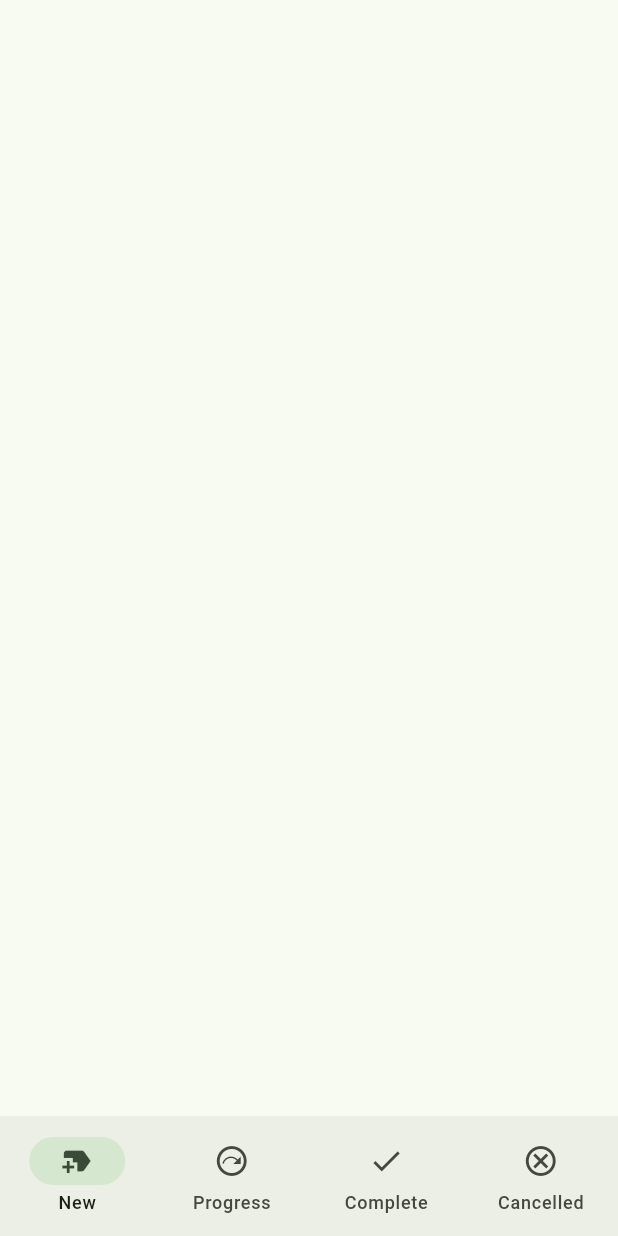
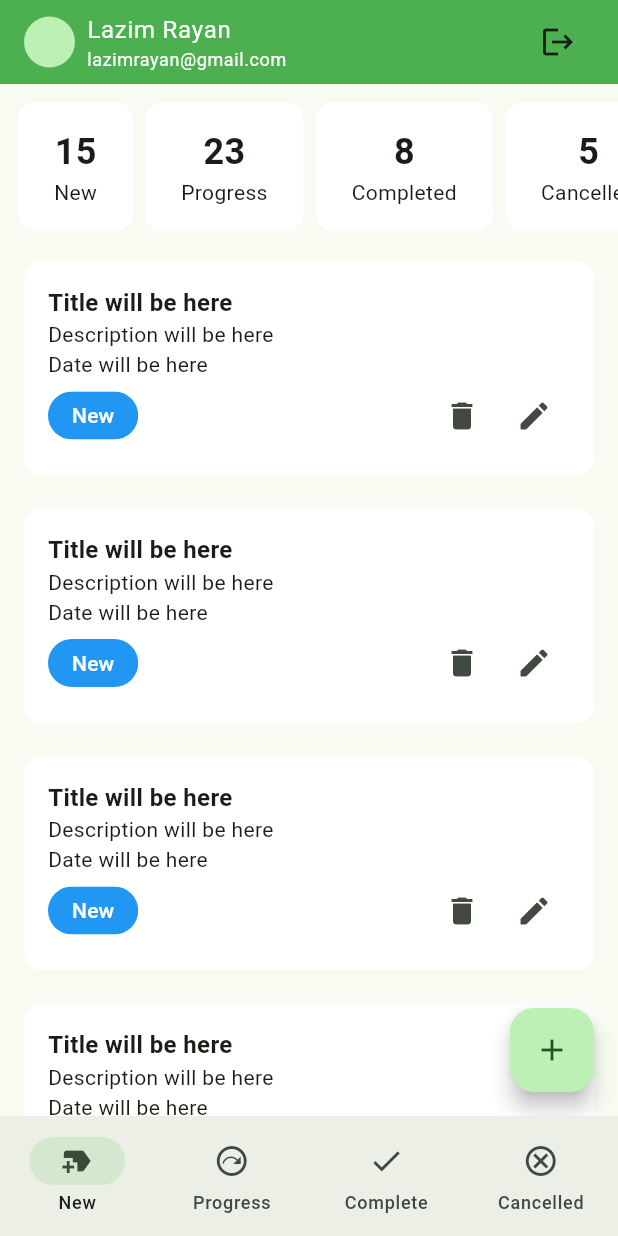
Before and after one commit to lazimrayanfullstackdev/task_manager, a Flutter app: the MainBottomNavScreen screen opened directly, on a phone screen of 412 x 824 dp. Run offline on Flutter 3.47's test engine with Material 3 defaults, Android fonts, the phone set to English and light mode, and no system bars; our stand-ins replace flutter_svg, pin_code_fields.

Commit message:
task manager appbar, card, listview added

```diff
--- a/lib/ui/screens/main_bottom_nav_screen.dart
+++ b/lib/ui/screens/main_bottom_nav_screen.dart
@@ -1,4 +1,8 @@
 import 'package:flutter/material.dart';
+import 'package:task_manager/ui/screens/new_task_screen.dart';
+import 'package:task_manager/ui/screens/progress_task_screen.dart';
+
+import '../widgets/tm_app_bar.dart';
 
 class MainBottomNavScreen extends StatefulWidget {
   const MainBottomNavScreen({super.key});
@@ -10,10 +14,19 @@ class MainBottomNavScreen extends StatefulWidget {
 class _MainBottomNavScreenState extends State<MainBottomNavScreen> {
   int _selectedIndex = 0;
 
+  List<Widget> _screens = [
+    NewTaskScreen(),
+    ProgressTaskScreen(),
+    NewTaskScreen(),
+    NewTaskScreen(),
+  ];
+
   @override
   Widget build(BuildContext context) {
+
     return Scaffold(
-      appBar: AppBar(),
+      appBar: TMAppBar(),
+      body: _screens[_selectedIndex],
       bottomNavigationBar: NavigationBar(
         selectedIndex: _selectedIndex,
           onDestinationSelected: (index){
--- /dev/null
+++ b/lib/ui/screens/new_task_screen.dart
@@ -0,0 +1,51 @@
+import 'package:flutter/material.dart';
+
+import '../widgets/summary_card.dart';
+import '../widgets/task_card.dart';
+
+class NewTaskScreen extends StatefulWidget {
+  const NewTaskScreen({super.key});
+
+  @override
+  State<NewTaskScreen> createState() => _NewTaskScreenState();
+}
+
+class _NewTaskScreenState extends State<NewTaskScreen> {
+  @override
+  Widget build(BuildContext context) {
+    return Scaffold(
+      body: SingleChildScrollView(
+        child: Column(
+          children: [
+            _buildSummarySection(),
+            ListView.separated(
+              primary: false,
+                shrinkWrap: true,
+                itemCount: 6,
+                itemBuilder: (context, index){
+                  return TaskCard();
+            }, separatorBuilder: (context, index)=> SizedBox(height: 6,))
+          ],
+        ),
+      ),
+      floatingActionButton: FloatingActionButton(onPressed: (){}, child: Icon(Icons.add),),
+    );
+  }
+
+  Widget _buildSummarySection() {
+    return SingleChildScrollView(
+          scrollDirection: Axis.horizontal,
+          child: Padding(
+            padding: const EdgeInsets.all(8.0),
+            child: Row(
+              children: [
+                SummaryCard(title: 'New', count: 15,),
+                SummaryCard(title: 'Progress', count: 23,),
+                SummaryCard(title: 'Completed', count: 8,),
+                SummaryCard(title: 'Cancelled', count: 5,),
+              ],
+            ),
+          ),
+        );
+  }
+}
--- /dev/null
+++ b/lib/ui/screens/progress_task_screen.dart
@@ -0,0 +1,23 @@
+import 'package:flutter/material.dart';
+import '../widgets/task_card.dart';
+
+class ProgressTaskScreen extends StatefulWidget {
+  const ProgressTaskScreen({super.key});
+
+  @override
+  State<ProgressTaskScreen> createState() => _ProgressTaskScreenState();
+}
+
+class _ProgressTaskScreenState extends State<ProgressTaskScreen> {
+  @override
+  Widget build(BuildContext context) {
+    return Scaffold(
+      body: ListView.separated(
+          itemCount: 6,
+          itemBuilder: (context, index) {
+            return TaskCard();
+          },
+          separatorBuilder: (context, index) => SizedBox(height: 6,)),
+    );
+  }
+}
--- /dev/null
+++ b/lib/ui/widgets/summary_card.dart
@@ -0,0 +1,30 @@
+import 'package:flutter/material.dart';
+
+class SummaryCard extends StatelessWidget {
+  const SummaryCard({
+    super.key, required this.title, required this.count,
+  });
+
+  final String title;
+  final int count;
+
+  @override
+  Widget build(BuildContext context) {
+    return Card(
+      elevation: 0,
+      color: Colors.white,
+      child: Padding(
+        padding: const EdgeInsets.symmetric(horizontal: 24, vertical: 16),
+        child: Column(
+          children: [
+            Text('$count', style: TextStyle(
+                fontWeight: FontWeight.bold,
+                fontSize: 24
+            ),),
+            Text("$title"),
+          ],
+        ),
+      ),
+    );
+  }
+}
--- /dev/null
+++ b/lib/ui/widgets/task_card.dart
@@ -0,0 +1,43 @@
+import 'package:flutter/material.dart';
+
+class TaskCard extends StatelessWidget {
+  const TaskCard({
+    super.key,
+  });
+
+  @override
+  Widget build(BuildContext context) {
+    return Card(
+      elevation: 0,
+      color: Colors.white,
+      margin: EdgeInsets.symmetric(horizontal: 16, vertical: 8),
+      child: Padding(
+        padding: const EdgeInsets.all(16),
+        child: Column(
+          crossAxisAlignment: CrossAxisAlignment.start,
+          children: [
+            Text("Title will be here", style: TextStyle(
+                fontSize: 16,
+                fontWeight: FontWeight.w600
+            ),),
+            Text("Description will be here"),
+            Text("Date will be here"),
+            Row(
+              children: [
+                Chip(label: Text("New",style: TextStyle(color: Colors.white),),shape: RoundedRectangleBorder(
+                    borderRadius: BorderRadius.circular(40)
+                ),
+                  padding: EdgeInsets.symmetric(horizontal: 8),
+                  backgroundColor: Colors.blue,
+                  side: BorderSide.none,),
+                const Spacer(),
+                IconButton(onPressed: (){}, icon: Icon(Icons.delete)),
+                IconButton(onPressed: (){}, icon: Icon(Icons.edit)),
+              ],
+            )
+          ],
+        ),
+      ),
+    );
+  }
+}
--- /dev/null
+++ b/lib/ui/widgets/tm_app_bar.dart
@@ -0,0 +1,37 @@
+import 'package:flutter/material.dart';
+
+class TMAppBar extends StatelessWidget implements PreferredSizeWidget {
+  const TMAppBar({
+    super.key,
+  });
+
+
+  @override
+  Widget build(BuildContext context) {
+    TextTheme textTheme = Theme.of(context).textTheme;
+    return AppBar(
+      backgroundColor: Colors.green,
+      title: Row(
+        children: [
+          CircleAvatar(
+            radius: 17,
+          ),
+          const SizedBox(width: 8,),
+          Expanded(
+            child: Column(
+              crossAxisAlignment: CrossAxisAlignment.start,
+              children: [
+                Text("Lazim Rayan",style: textTheme.bodyLarge?.copyWith(color: Colors.white),),
+                Text("lazimrayan@gmail.com", style: textTheme.bodySmall?.copyWith(color: Colors.white),),
+              ],
+            ),
+          ),
+          IconButton(onPressed: (){}, icon: Icon(Icons.logout))
+        ],
+      ),
+    );
+  }
+
+  @override
+  Size get preferredSize => Size.fromHeight(kToolbarHeight);
+}
```
